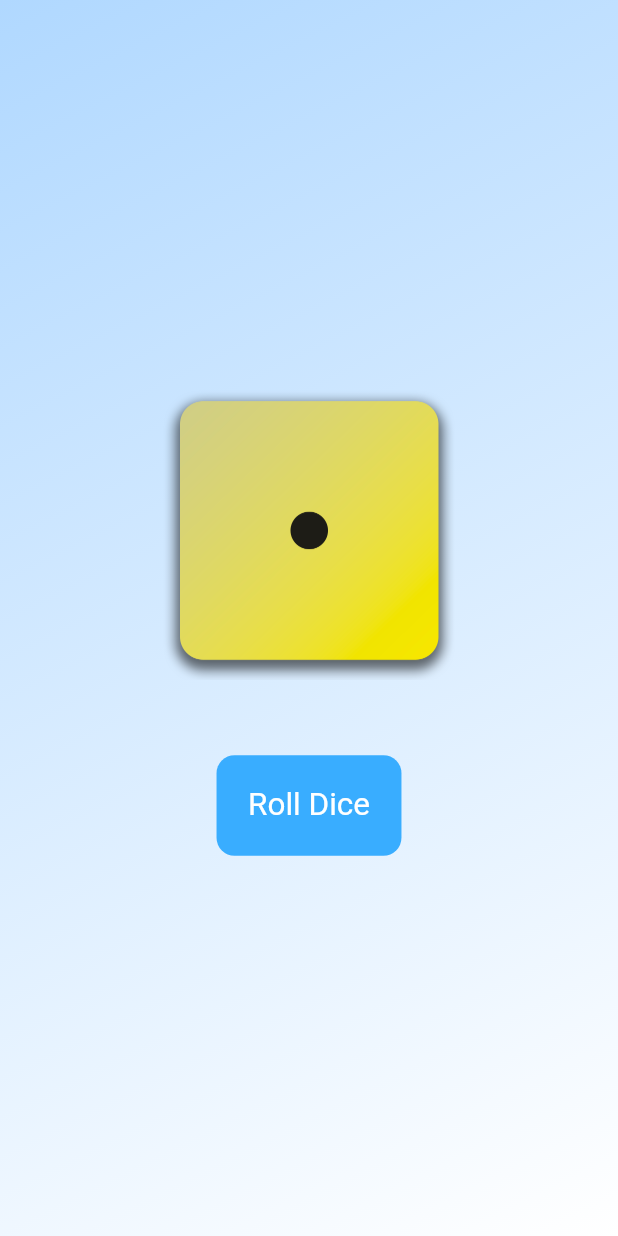
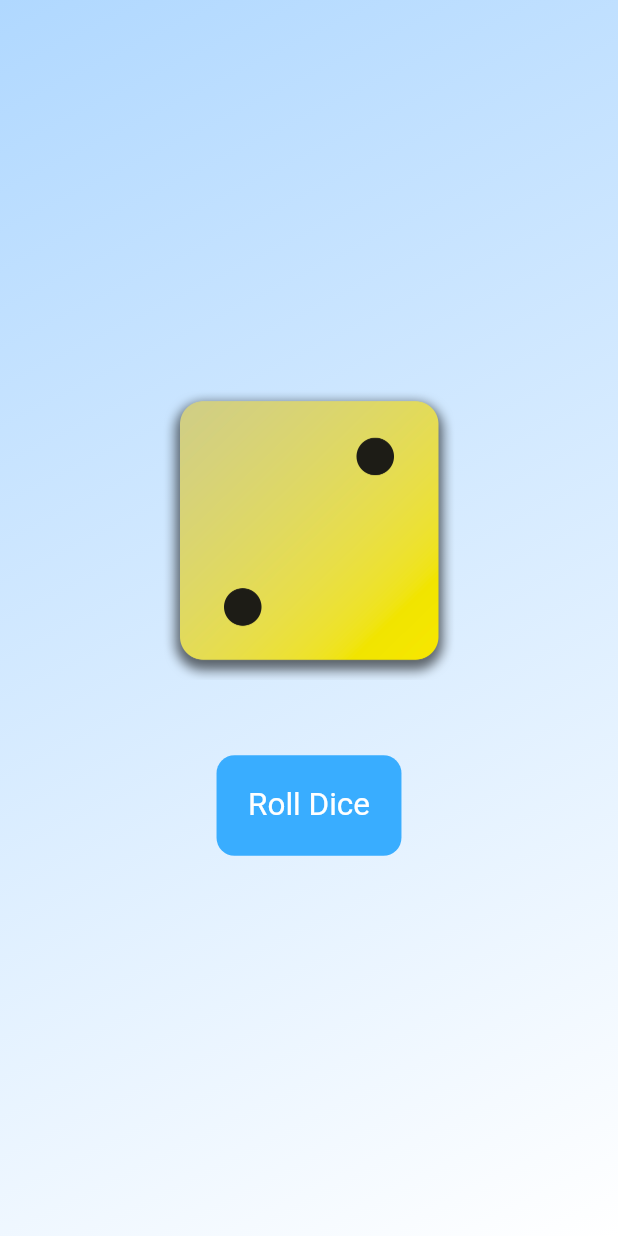
Before and after one commit to iulvimercan/flutter_DiceApp, a Flutter app: the screen it shows after launch, after a tap on "Roll Dice", on a phone screen of 412 x 824 dp. Run offline on Flutter 3.47's test engine with Material 3 defaults, Android fonts, the phone set to English and light mode, and no system bars.

Commit message:
statefulWidget for rollDice

```diff
--- /dev/null
+++ b/lib/dice_roller.dart
@@ -0,0 +1,54 @@
+import 'package:flutter/material.dart';
+
+class DiceRoller extends StatefulWidget {
+  const DiceRoller({super.key});
+
+  @override
+  State<DiceRoller> createState() {
+    return _DiceRollerState();
+  }
+
+}
+
+
+
+class _DiceRollerState extends State<DiceRoller> {
+
+  String activeDice = 'assets/images/dice-1.png';
+
+  void rollDice() {
+    setState(() {
+      activeDice = 'assets/images/dice-2.png';
+    });
+  }
+
+
+  @override
+  Widget build(BuildContext context) {
+    return Column(
+      mainAxisSize: MainAxisSize.min,
+      children: [
+        Image.asset(
+          activeDice,
+          width: 200,
+        ),
+        const SizedBox(height: 50),
+        TextButton(
+            onPressed: rollDice,
+            style: TextButton.styleFrom(
+                foregroundColor: Colors.white,
+                backgroundColor: const Color.fromARGB(255, 57, 173, 255),
+                padding: const EdgeInsets.all(21.0),
+                shape: RoundedRectangleBorder(
+                    borderRadius: BorderRadius.circular(12.0)
+                ),
+                textStyle: const TextStyle(
+                    fontSize: 21
+                )
+            ),
+            child: const Text('Roll Dice')),
+
+      ],
+    );
+  }
+}
--- a/lib/gradient_container.dart
+++ b/lib/gradient_container.dart
@@ -1,3 +1,4 @@
+import 'package:dice_app/dice_roller.dart';
 import 'package:flutter/material.dart';
 
 class GradientContainer extends StatelessWidget{
@@ -15,32 +16,8 @@ class GradientContainer extends StatelessWidget{
               colors: colors
           ),
         ),
-        child: Center(
-          child: Column(
-            mainAxisSize: MainAxisSize.min,
-            children: [
-              Image.asset(
-                'assets/images/dice-1.png',
-                width: 200,
-              ),
-              const SizedBox(height: 50),
-              TextButton(
-                  onPressed: () {},
-                  style: TextButton.styleFrom(
-                      foregroundColor: Colors.white,
-                      backgroundColor: const Color.fromARGB(255, 57, 173, 255),
-                      padding: const EdgeInsets.all(21.0),
-                      shape: RoundedRectangleBorder(
-                          borderRadius: BorderRadius.circular(12.0)
-                      ),
-                      textStyle: const TextStyle(
-                          fontSize: 21
-                      )
-                  ),
-                  child: const Text('Roll Dice')),
-
-            ],
-          ),
+        child: const Center(
+          child: DiceRoller(),
         )
     );
   }
```
